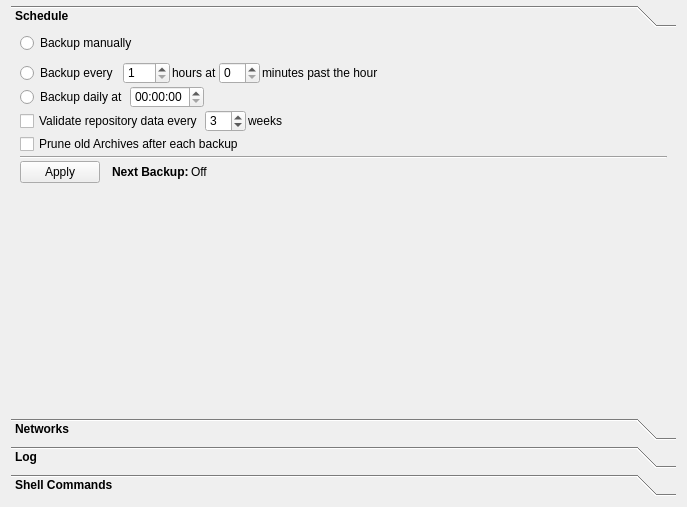
This is src/vorta/assets/UI/scheduletab.ui in borgbase/vorta as Qt 5 draws it before an edit. The edited form follows.
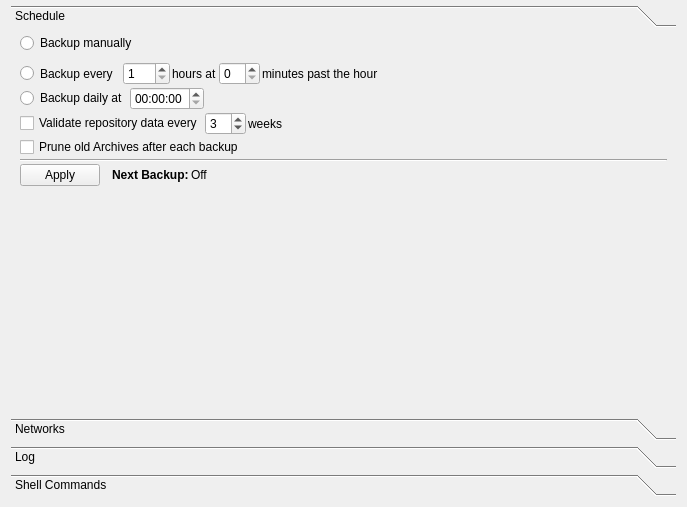
This is the edited form.

Commit message: Add OS-independent dark mode detection. Fix QToolbox style after theme changes.

```diff
--- a/src/vorta/assets/UI/scheduletab.ui
+++ b/src/vorta/assets/UI/scheduletab.ui
@@ -25,11 +25,6 @@
        <bold>false</bold>
       </font>
      </property>
-     <property name="styleSheet">
-      <string notr="true">QToolBox::tab {
-font-weight: bold;
-}</string>
-     </property>
      <property name="currentIndex">
       <number>0</number>
      </property>
```
Left out of the diff: 1 changed line with no effect on the pictures. The commit also changes 4 other files.
